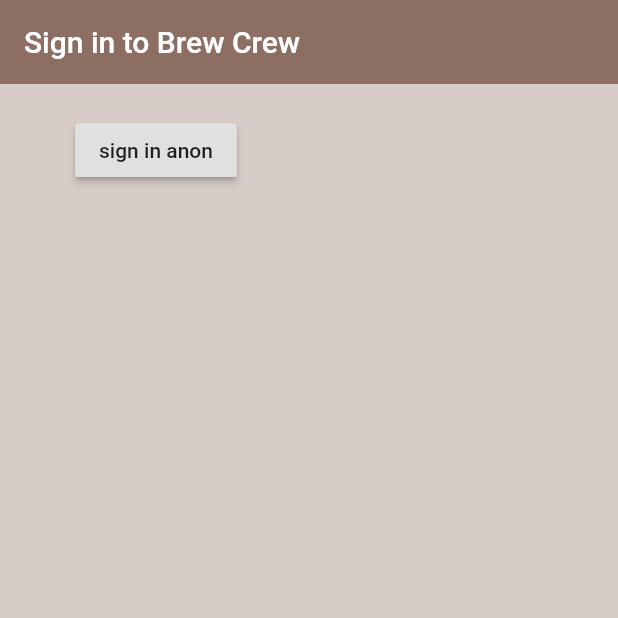
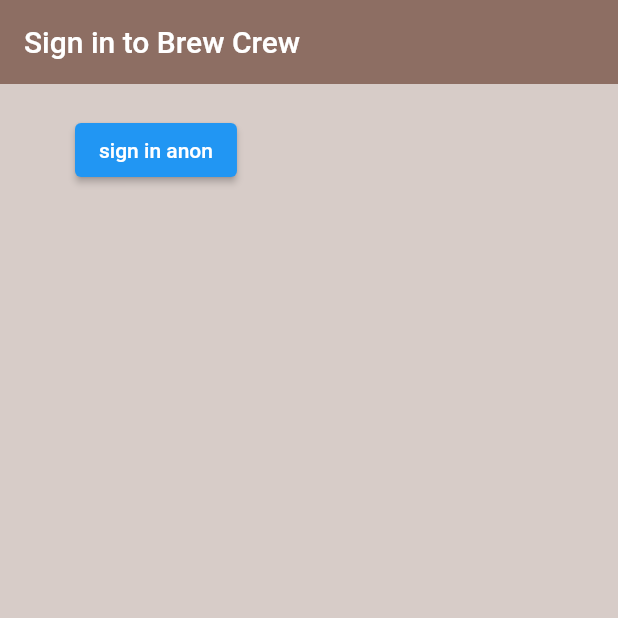
Before and after one commit to HeshanWeerasooriya/brew_crew, a Flutter app: the screen it shows after launch, after a tap on "sign in anon", on a phone screen of 412 x 824 dp, the top half of it. Run offline on Flutter 3.47's test engine with Material 2 defaults, Android fonts, the phone set to English and light mode, and no system bars; our stand-ins replace firebase_auth, firebase_core; accounts and stored records are empty; network calls fail.

```diff
--- /dev/null
+++ b/lib/models/user.dart
@@ -0,0 +1,5 @@
+class MyUser {
+  final String uid;
+
+  MyUser({required this.uid});
+}
--- a/lib/screens/authenticate/sign_in.dart
+++ b/lib/screens/authenticate/sign_in.dart
@@ -20,7 +20,7 @@ class _SignInState extends State<SignIn> {
       ),
       body: Container(
         padding: EdgeInsets.symmetric(vertical: 20.0, horizontal: 50.0),
-        child: RaisedButton(
+        child: ElevatedButton(
           child: Text('sign in anon'),
           onPressed: () async {
             dynamic result = await _auth.signInAnon();
@@ -29,6 +29,7 @@ class _SignInState extends State<SignIn> {
             } else {
               print('signed in');
               print(result);
+              print(result.uid);
             }
           },
         ),
--- a/lib/services/auth.dart
+++ b/lib/services/auth.dart
@@ -1,14 +1,20 @@
+import 'package:brew_crew/models/user.dart';
 import 'package:firebase_auth/firebase_auth.dart';
 
 class AuthService {
   final FirebaseAuth _auth = FirebaseAuth.instance;
+
+  // create user obj based on firebase user
+  MyUser? _userFromFirebaseUser(User user) {
+    return user != null ? MyUser(uid: user.uid) : null;
+  }
 
   // sign in anon
   Future signInAnon() async {
     try {
       UserCredential result = await _auth.signInAnonymously();
       User? user = result.user;
-      return user;
+      return _userFromFirebaseUser(user!);
     } catch (e) {
       print(e.toString());
       return null;
```
